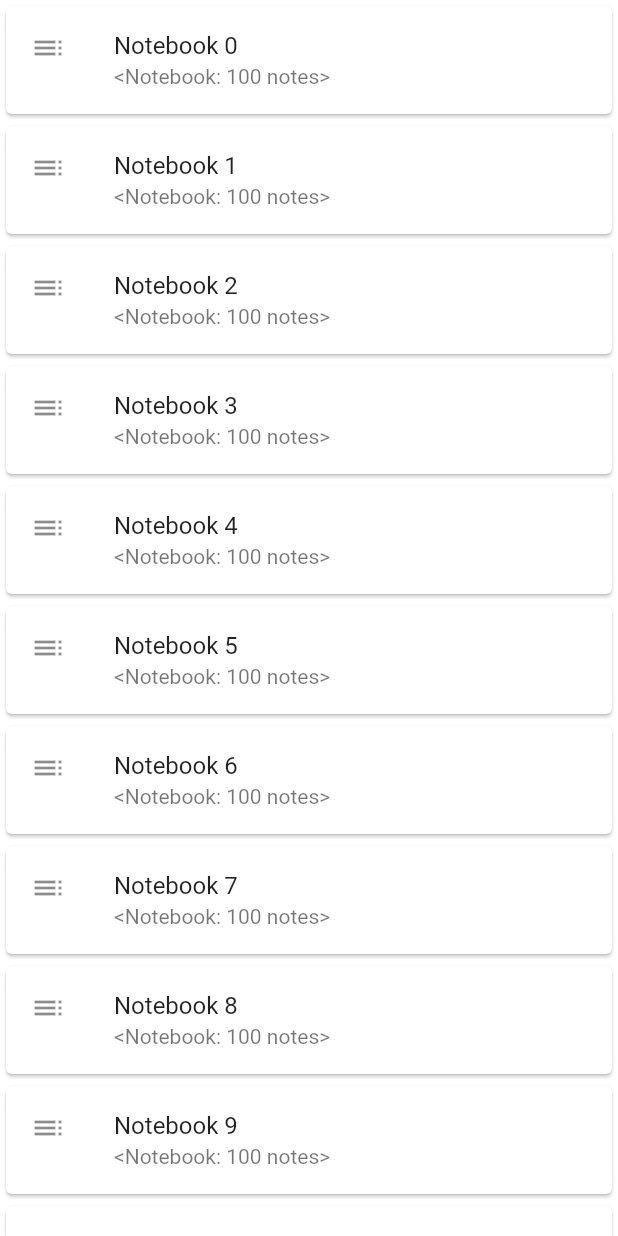
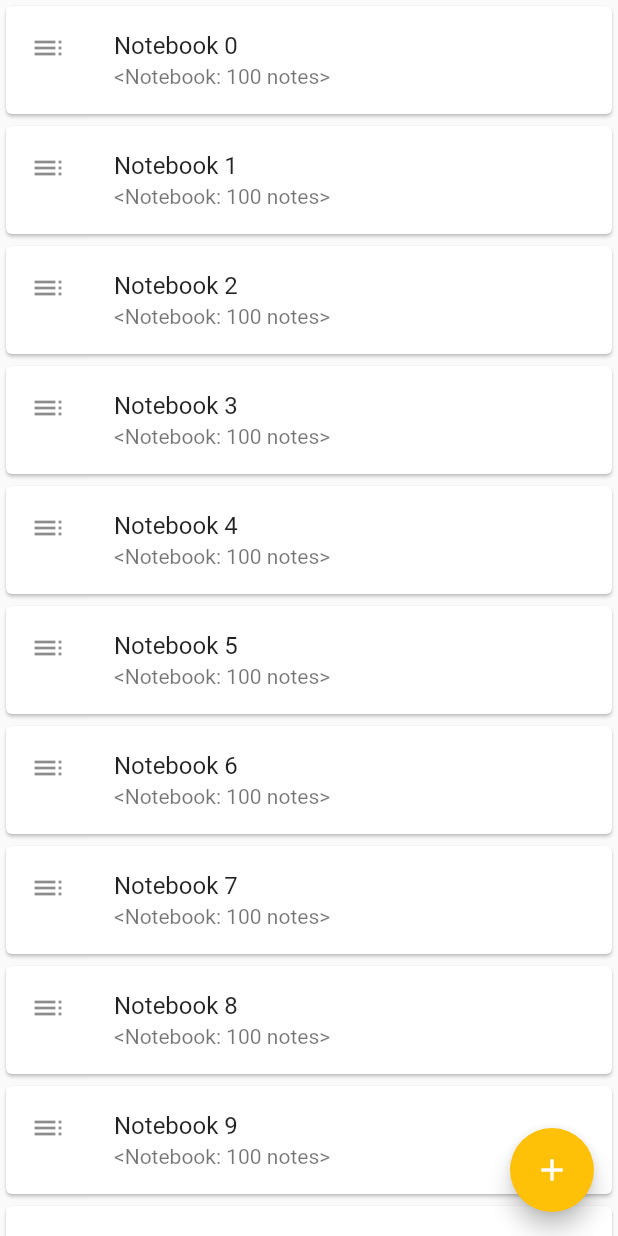
Before and after one commit to AntonioRoldan/Evernotes, a Flutter app: the screen it shows after launch, on a phone screen of 412 x 824 dp. Run offline on Flutter 3.47's test engine with Material 2 defaults, Android fonts, the phone set to English and light mode, and no system bars.

Commit message:
Casi terminada la práctica

```diff
--- a/lib/Scenes/notebooks_scene.dart
+++ b/lib/Scenes/notebooks_scene.dart
@@ -1,7 +1,7 @@
 import 'package:everpobre/Scenes/notes_scene.dart';
 import 'package:flutter/material.dart';
 import 'package:everpobre/domain/notebooks.dart';
-
+import 'package:everpobre/domain/notebook.dart';
 class Message {
   final String content;
 
@@ -38,12 +38,19 @@ class _NotebooksListViewState extends State<NotebooksListView> {
 
   @override
   Widget build(BuildContext context) {
-    return ListView.builder(
-      itemCount: widget._model.length,
-      itemBuilder: (context, index) {
-        return NotebookSliver(widget._model, index);
-      },
-
+    return Scaffold(
+      body: ListView.builder(
+        itemCount: widget._model.length,
+        itemBuilder: (context, index) {
+          return NotebookSliver(widget._model, index);
+        },
+      ),
+      floatingActionButton: FloatingActionButton(
+        onPressed: () {
+          widget._model.add(Notebook("New notebook"));
+        },
+        child: const Icon(Icons.add),
+      )
     );
   }
 }
@@ -68,7 +75,6 @@ class _NotebookSliverState extends State<NotebookSliver> {
       key: UniqueKey(),
       onDismissed: (direction) {
         widget.notebooks.removeAt(widget.index);
-
         Scaffold.of(context).showSnackBar(
           const SnackBar(
             content: Text("Notebook has been deleted!"),
--- a/lib/domain/notebooks.dart
+++ b/lib/domain/notebooks.dart
@@ -9,6 +9,8 @@ class Notebooks with ChangeNotifier {
   List<Notebook> get notebooks => _notebooks;
 
   int get length => _notebooks.length;
+
+  String title = "Notebooks";
 
   Notebooks();
 
```
Also changed, not shown: lib/Scenes/notes_scene.dart (+7 -0 lines), 2 other files.
